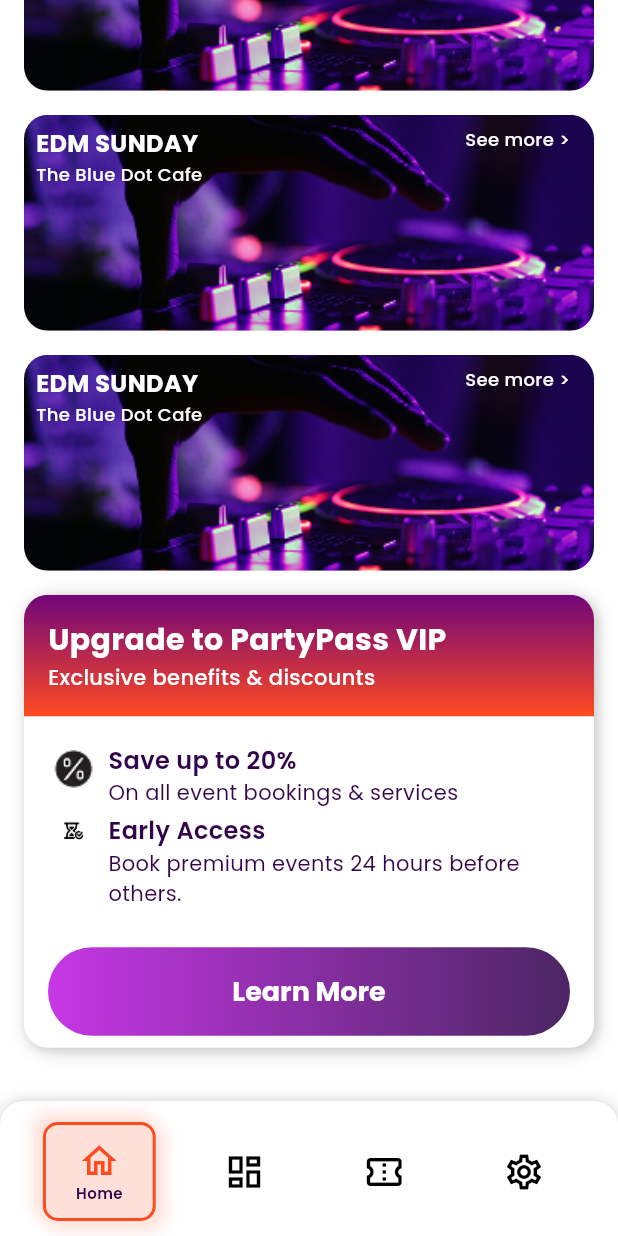
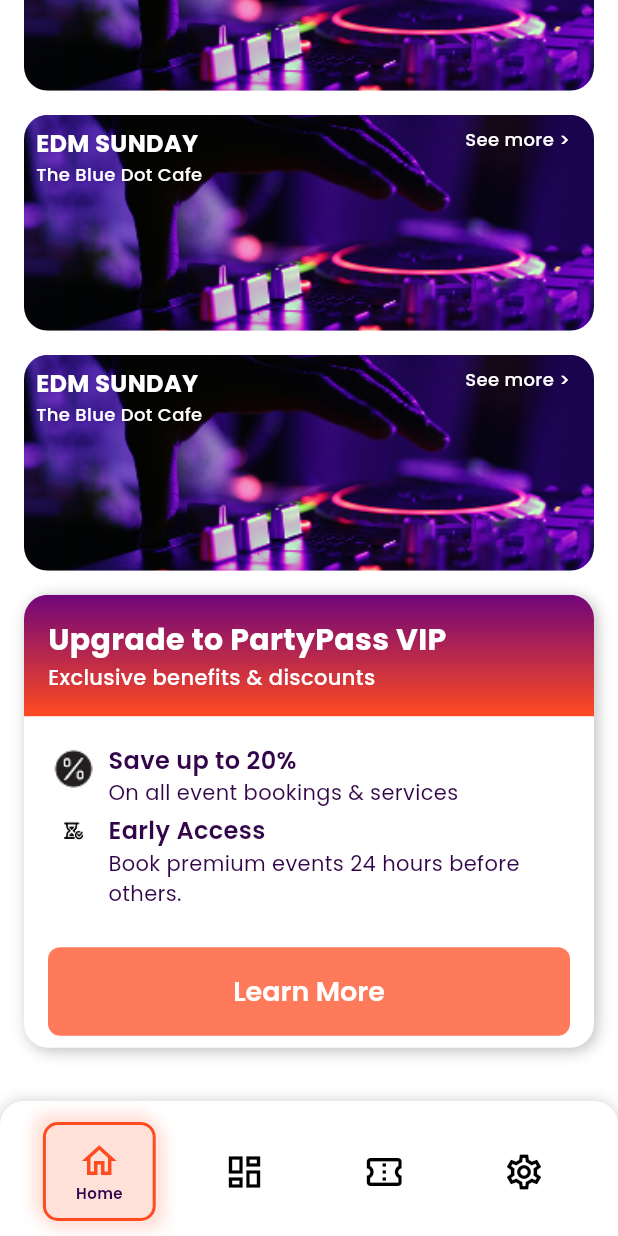
Before and after one commit to shreyash808/proj_partspot_landingpage, a Flutter app: the screen it shows after launch, scrolled down 836 dp, on a phone screen of 412 x 824 dp. Run offline on Flutter 3.47's test engine with Material 3 defaults, Android fonts, the phone set to English and light mode, and no system bars; our stand-ins replace cached_network_image, carousel_slider, connectivity_plus, country_picker, device_info_plus, dio and 8 more; project files that could hold a hidden picture were left out.

Commit message:
explore done , appbutton

```diff
--- a/lib/module/app_entry/presentation/app_entry_screen.dart
+++ b/lib/module/app_entry/presentation/app_entry_screen.dart
@@ -3,6 +3,8 @@ import 'package:get/get.dart';
 import 'package:partyspot/module/app_entry/controller/app_entry_controller.dart';
 import 'package:partyspot/module/explore/view/explore_screen.dart';
 import 'package:partyspot/module/home/presentation/view/home_screen.dart';
+import 'package:partyspot/module/login/presentation/view/login_screen.dart';
+import 'package:partyspot/module/login_otp/view/otp_screen.dart';
 import 'package:partyspot/utils/classes/app_text_styles.dart';
 import 'package:partyspot/utils/constants/color_consts.dart' show AppColor;
 import 'package:partyspot/utils/constants/string_consts.dart';
@@ -30,16 +32,11 @@ class AppEntryScreen extends StatelessWidget {
   Widget build(BuildContext context) {
     return SafeArea(
       child: GetBuilder<AppEntryController>(
-        builder: (controller){
+        builder: (controller) {
           return Scaffold(
             body: IndexedStack(
               index: controller.selectedIndex,
-              children: [
-                HomeScreen(),
-                ExploreScreen(),
-                SizedBox(),
-                SizedBox(),
-              ],
+              children: [HomeScreen(), ExploreScreen(), SizedBox(), SizedBox()],
             ),
             bottomNavigationBar: Container(
               padding: const EdgeInsets.symmetric(horizontal: 16, vertical: 10),
@@ -47,10 +44,7 @@ class AppEntryScreen extends StatelessWidget {
                 color: AppColor.whiteColor,
                 borderRadius: BorderRadius.vertical(top: Radius.circular(16)),
                 boxShadow: [
-                  BoxShadow(
-                    color: AppColor.silverColor,
-                    blurRadius: 8,
-                  ),
+                  BoxShadow(color: AppColor.silverColor, blurRadius: 8),
                 ],
               ),
               child: Row(
@@ -64,12 +58,19 @@ class AppEntryScreen extends StatelessWidget {
                         controller.updateIndex(index);
                       },
                       child: Container(
-                        padding: const EdgeInsets.symmetric(horizontal: 20, vertical: 10),
-                        decoration: isSelected
+                        padding: const EdgeInsets.symmetric(
+                          horizontal: 20,
+                          vertical: 10,
+                        ),
+                        decoration:
+                            isSelected
                                 ? BoxDecoration(
                                   color: AppColor.lightOrangeColor,
                                   borderRadius: BorderRadius.circular(10),
-                          border: Border.all(color: AppColor.orangeColor,width: 2),
+                                  border: Border.all(
+                                    color: AppColor.orangeColor,
+                                    width: 2,
+                                  ),
                                   boxShadow: [
                                     BoxShadow(
                                       color: AppColor.lightOrangeColor,
@@ -89,9 +90,14 @@ class AppEntryScreen extends StatelessWidget {
                         child: Column(
                           mainAxisSize: MainAxisSize.min,
                           children: [
-                            Icon(_icons[index],
-                                color: isSelected ? AppColor.orangeColor : AppColor.blackColor,
-                                size: 28),
+                            Icon(
+                              _icons[index],
+                              color:
+                                  isSelected
+                                      ? AppColor.orangeColor
+                                      : AppColor.blackColor,
+                              size: 28,
+                            ),
                             if (isSelected)
                               Text(
                                 _labels[index],
--- a/lib/module/explore/view/explore_screen.dart
+++ b/lib/module/explore/view/explore_screen.dart
@@ -6,6 +6,8 @@ import 'package:partyspot/module/explore/controller/explore_controller.dart';
 import 'package:partyspot/module/explore/view/widgets/explore_appbar.dart';
 import 'package:partyspot/module/explore/view/widgets/filter_event_dialog.dart';
 import 'package:partyspot/module/home/presentation/view/widgets/popular_events_list.dart';
+import 'package:partyspot/utils/constants/color_consts.dart';
+import 'package:partyspot/utils/widgets/buttons.dart';
 
 class ExploreScreen extends StatelessWidget {
   ExploreScreen({super.key});
--- a/lib/module/explore/view/widgets/explore_appbar.dart
+++ b/lib/module/explore/view/widgets/explore_appbar.dart
@@ -5,6 +5,7 @@ import 'package:partyspot/utils/constants/icon_constants.dart';
 import 'package:partyspot/utils/constants/image_consts.dart';
 import 'package:partyspot/utils/constants/string_consts.dart';
 import 'package:partyspot/utils/classes/app_text_styles.dart';
+import 'package:partyspot/utils/widgets/custom_image_asset.dart';
 import 'package:partyspot/utils/widgets/custom_svg_picture.dart';
 
 class CustomExploreAppBar extends StatelessWidget
@@ -45,10 +46,7 @@ class CustomExploreAppBar extends StatelessWidget
             const Spacer(),
             InkWell(
               onTap: onNotificationTap,
-              child: CustomSvgPicture(
-                iconPath: AppIcons.notificationActiveIcon,
-                color: Colors.white,
-              ),
+              child: CustomImageAsset(image: AppIcons.exploreBell, height: 35),
             ),
           ],
         ),
--- a/lib/module/home/presentation/view/widgets/party_sport_vip_home.dart
+++ b/lib/module/home/presentation/view/widgets/party_sport_vip_home.dart
@@ -76,6 +76,7 @@ class PartySportVipHome extends StatelessWidget {
             ),
             AppButton(
               StringConsts.learnMore,
+              backgroundColor: AppColor.buttonOrange,
               margin: const EdgeInsets.symmetric(horizontal: 16, vertical: 8),
               onPressed: () {},
             ),
--- a/lib/utils/constants/icon_constants.dart
+++ b/lib/utils/constants/icon_constants.dart
@@ -1,4 +1,9 @@
 class AppIcons {
-  static const notificationActiveIcon = 'assets/icons/svg/notification_active_icon.svg';
+  static const notificationActiveIcon =
+      'assets/icons/svg/notification_active_icon.svg';
   static const homeIcon = 'assets/icons/svg/home_ic.svg';
+
+  static const exploreBell = 'assets/icons/png/explore_bell.png';
+  static const searchIcon = 'assets/icons/png/search_icon.png';
+  static const filterIcon = 'assets/icons/png/filter_icon.png';
 }
--- a/lib/utils/widgets/buttons.dart
+++ b/lib/utils/widgets/buttons.dart
@@ -1,6 +1,7 @@
 import 'package:flutter/material.dart';
 import 'package:partyspot/utils/classes/app_text_styles.dart';
 import 'package:partyspot/utils/constants/color_consts.dart';
+
 class AppButton extends StatelessWidget {
   final String text;
   final String? desc;
@@ -8,6 +9,7 @@ class AppButton extends StatelessWidget {
   final Color? textColor;
   final Color? backgroundColor;
   final void Function()? onPressed;
+  final bool isCurve;
   final bool takeFullWidth;
   final bool isEnabled;
   final EdgeInsets? padding;
@@ -19,14 +21,16 @@ class AppButton extends StatelessWidget {
   final BorderSide? side;
   final TextStyle? textStyle;
 
-  const AppButton(this.text,
-      {super.key,
+  const AppButton(
+    this.text, {
+    super.key,
     this.margin,
     this.desc,
     this.height,
     this.width,
     this.side,
     this.isEnabled = true,
+    this.isCurve = false,
     this.color,
     this.textColor,
     this.backgroundColor,
@@ -35,19 +39,22 @@ class AppButton extends StatelessWidget {
     this.suffixIcon,
     this.prefixIcon,
     this.takeFullWidth = true,
-      this.padding});
+    this.padding,
+  });
 
   @override
   Widget build(BuildContext context) {
     String title = text;
     Widget? icon = suffixIcon;
 
-
     final _text = Text(
       title,
       textAlign: TextAlign.center,
-      style: textStyle ??
-          AppTextStyles.get18BoldTextStyle(color: isEnabled && onPressed != null ? null : AppColor.whiteColor),
+      style:
+          textStyle ??
+          AppTextStyles.get18SemiBoldTextStyle(
+            color: isEnabled && onPressed != null ? null : AppColor.whiteColor,
+          ),
     );
 
     return SizedBox(
@@ -55,34 +62,55 @@ class AppButton extends StatelessWidget {
       height: height,
       child: Container(
         margin: margin,
-            decoration: isEnabled && onPressed != null
+        decoration:
+            isEnabled && onPressed != null
                 ? BoxDecoration(
                   color: backgroundColor,
-                    gradient: backgroundColor == null
-                        ? LinearGradient(colors: [
+                  gradient:
+                      backgroundColor == null
+                          ? LinearGradient(
+                            colors: [
                               AppColor.steelPinkColor,
                               AppColor.purpleDarkColor,
-                          ], begin: Alignment.centerLeft, end: Alignment.centerRight)
+                            ],
+                            begin: Alignment.centerLeft,
+                            end: Alignment.centerRight,
+                          )
                           : null,
-                    borderRadius: const BorderRadius.all(Radius.circular(80.0)),
+                  borderRadius:
+                      isCurve
+                          ? BorderRadius.all(Radius.circular(40.0))
+                          : BorderRadius.all(Radius.circular(8.0)),
                 )
-                : const BoxDecoration(
-                    borderRadius: BorderRadius.all(Radius.circular(80.0)), color: AppColor.silverColor),
+                : BoxDecoration(
+                  borderRadius:
+                      isCurve
+                          ? BorderRadius.all(Radius.circular(40.0))
+                          : BorderRadius.all(Radius.circular(8.0)),
+                  color: AppColor.silverColor,
+                ),
         child: TextButton(
-                onPressed:(isEnabled && onPressed != null ? onPressed : null),
+          onPressed: (isEnabled && onPressed != null ? onPressed : null),
           style: TextButton.styleFrom(
             shape: RoundedRectangleBorder(
               side: side ?? const BorderSide(color: Colors.transparent),
-                    borderRadius: BorderRadius.circular(100),
+              borderRadius:
+                  isCurve
+                      ? BorderRadius.circular(100)
+                      : BorderRadius.circular(8),
             ),
-                  padding: padding ?? const EdgeInsets.symmetric(vertical: 16, horizontal: 26),
+            padding:
+                padding ??
+                const EdgeInsets.symmetric(vertical: 16, horizontal: 26),
           ),
-                child: icon != null || prefixIcon != null
+          child:
+              icon != null || prefixIcon != null
                   ? Directionality(
                     textDirection: TextDirection.ltr,
                     child: Row(
                       mainAxisAlignment: MainAxisAlignment.center,
-                          mainAxisSize: takeFullWidth ? MainAxisSize.max : MainAxisSize.min,
+                      mainAxisSize:
+                          takeFullWidth ? MainAxisSize.max : MainAxisSize.min,
                       children: [
                         Padding(
                           padding: const EdgeInsets.only(right: 8),
@@ -92,11 +120,14 @@ class AppButton extends StatelessWidget {
                         Padding(
                           padding: const EdgeInsets.only(left: 8),
                           child: icon,
-                            )
+                        ),
                       ],
                     ),
                   )
-                    : _text)));
+                  : _text,
+        ),
+      ),
+    );
   }
 }
 
@@ -118,8 +149,9 @@ class AppOutlinedButton extends StatelessWidget {
   final TextStyle? textStyle;
   final double borderWidth;
 
-  const AppOutlinedButton(this.text,
-      {super.key,
+  const AppOutlinedButton(
+    this.text, {
+    super.key,
     this.margin,
     this.desc,
     this.height,
@@ -134,7 +166,8 @@ class AppOutlinedButton extends StatelessWidget {
     required this.onPressed,
     this.suffixIcon,
     this.takeFullWidth = true,
-      this.padding});
+    this.padding,
+  });
 
   @override
   Widget build(BuildContext context) {
@@ -144,9 +177,14 @@ class AppOutlinedButton extends StatelessWidget {
     final _text = Text(
       title,
       textAlign: TextAlign.center,
-      style: textStyle ??
-          AppTextStyles.get18MediumTextStyle(
-              color: isEnabled && onPressed != null ? AppColor.primaryColor : AppColor.greyColor),
+      style:
+          textStyle ??
+          AppTextStyles.get18SemiBoldTextStyle(
+            color:
+                isEnabled && onPressed != null
+                    ? AppColor.primaryColor
+                    : AppColor.greyColor,
+          ),
     );
 
     return SizedBox(
@@ -158,26 +196,31 @@ class AppOutlinedButton extends StatelessWidget {
           shape: RoundedRectangleBorder(
             borderRadius: BorderRadius.circular(100),
             side: BorderSide(
-                      color: isEnabled && onPressed != null
+              color:
+                  isEnabled && onPressed != null
                       ? (borderColor ?? AppColor.primaryColor)
                       : AppColor.disabledBorderColor,
-                      width: borderWidth)),
+              width: borderWidth,
+            ),
+          ),
           backgroundColor: color ?? AppColor.whiteColor,
-              padding: padding ?? const EdgeInsets.symmetric(vertical: 16, horizontal: 16),
+          padding:
+              padding ??
+              const EdgeInsets.symmetric(vertical: 16, horizontal: 16),
         ),
-            child: icon != null
+        child:
+            icon != null
                 ? FittedBox(
                   fit: BoxFit.none,
                   child: Row(
-                      mainAxisSize: takeFullWidth ? MainAxisSize.max : MainAxisSize.min,
+                    mainAxisSize:
+                        takeFullWidth ? MainAxisSize.max : MainAxisSize.min,
                     mainAxisAlignment: MainAxisAlignment.center,
-                      children: [
-                        icon,
-                        const SizedBox(width: 8),
-                        _text,
-                      ],
+                    children: [icon, const SizedBox(width: 8), _text],
                   ),
                 )
-                : _text));
+                : _text,
+      ),
+    );
   }
 }
--- a/pubspec.yaml
+++ b/pubspec.yaml
@@ -78,6 +78,7 @@ flutter:
     - assets/images/png/
     - assets/images/svg/
     - assets/icons/svg/
+    - assets/icons/png/
     - assets/fonts/
 
 
```
Also changed, not shown: lib/module/explore/view/widgets/explore_text_field.dart (+14 -4 lines), lib/module/explore/view/widgets/filter_event_dialog.dart (+13 -20 lines), lib/module/login/presentation/view/login_screen.dart (+9 -4 lines), lib/module/login_otp/view/otp_screen.dart (+9 -3 lines), assets/icons/png/explore_bell.png (added), assets/icons/png/filter_icon.png (added), assets/icons/png/search_icon.png (added). Lines whose indentation alone changed are shown as unchanged.
